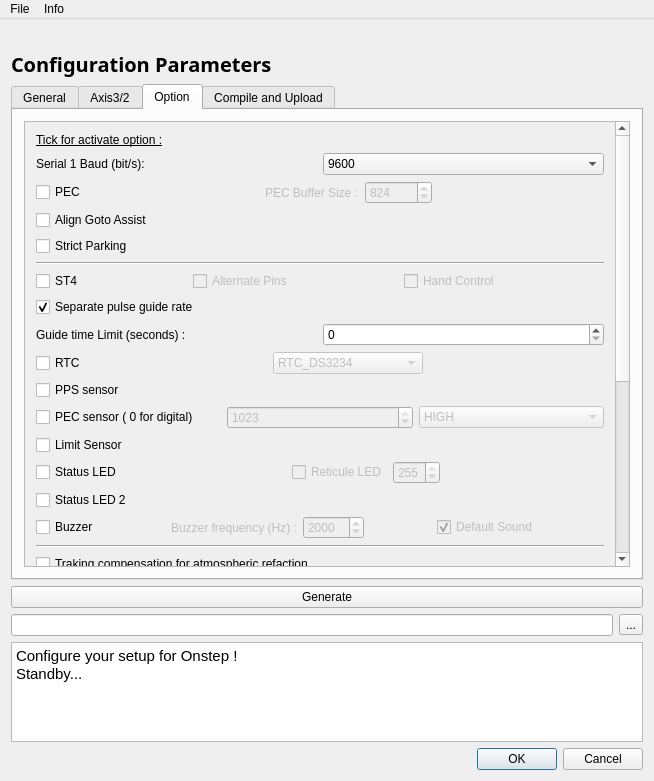
Old version of the form configurator.ui in the repository dragonlost/Onstep_Generator.
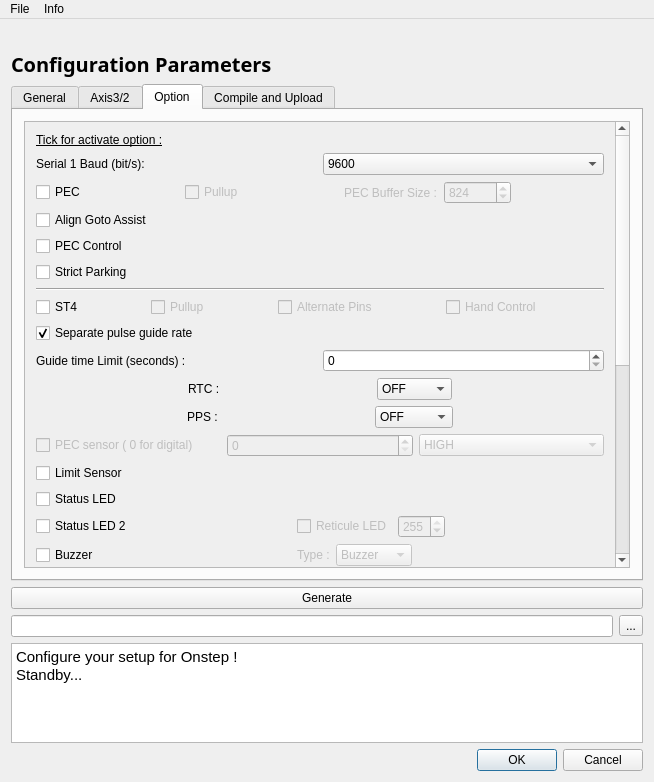
New version of the form. The open tabs and pages were chosen to show the change. Icons and pictures are not drawn.

```diff
--- a/configurator.ui
+++ b/configurator.ui
@@ -7,7 +7,7 @@
     <x>0</x>
     <y>0</y>
     <width>654</width>
-    <height>781</height>
+    <height>782</height>
    </rect>
   </property>
   <property name="windowTitle">
@@ -1153,7 +1153,7 @@
                <x>0</x>
                <y>0</y>
                <width>596</width>
-               <height>857</height>
+               <height>923</height>
               </rect>
              </property>
              <layout class="QVBoxLayout" name="verticalLayout_3">
@@ -1289,6 +1289,29 @@
                   </property>
                  </widget>
                 </item>
+                <item>
+                 <spacer name="horizontalSpacer_20">
+                  <property name="orientation">
+                   <enum>Qt::Horizontal</enum>
+                  </property>
+                  <property name="sizeHint" stdset="0">
+                   <size>
+                    <width>40</width>
+                    <height>20</height>
+                   </size>
+                  </property>
+                 </spacer>
+                </item>
+                <item>
+                 <widget class="QCheckBox" name="pec_pul_checkBox">
+                  <property name="enabled">
+                   <bool>false</bool>
+                  </property>
+                  <property name="text">
+                   <string>Pullup</string>
+                  </property>
+                 </widget>
+                </item>
                 <item>
                  <spacer name="horizontalSpacer_3">
                   <property name="orientation">
@@ -1347,6 +1370,13 @@
                 </property>
                </widget>
               </item>
+              <item>
+               <widget class="QCheckBox" name="checkBox_2">
+                <property name="text">
+                 <string>PEC Control</string>
+                </property>
+               </widget>
+              </item>
               <item>
                <widget class="QCheckBox" name="strict_checkBox">
                 <property name="text">
@@ -1383,6 +1413,29 @@
                   </property>
                  </spacer>
                 </item>
+                <item>
+                 <widget class="QCheckBox" name="st4_pul_checkBox">
+                  <property name="enabled">
+                   <bool>false</bool>
+                  </property>
+                  <property name="text">
+                   <string>Pullup</string>
+                  </property>
+                 </widget>
+                </item>
+                <item>
+                 <spacer name="horizontalSpacer_21">
+                  <property name="orientation">
+                   <enum>Qt::Horizontal</enum>
+                  </property>
+                  <property name="sizeHint" stdset="0">
+                   <size>
+                    <width>40</width>
+                    <height>20</height>
+                   </size>
+                  </property>
+                 </spacer>
+                </item>
                 <item>
                  <widget class="QCheckBox" name="alternative_st4_checkBox">
                   <property name="enabled">
@@ -1461,13 +1514,6 @@
               </item>
               <item>
                <layout class="QHBoxLayout" name="horizontalLayout_9">
-                <item>
-                 <widget class="QCheckBox" name="rtc_checkBox">
-                  <property name="text">
-                   <string>RTC</string>
-                  </property>
-                 </widget>
-                </item>
                 <item>
                  <spacer name="horizontalSpacer_6">
                   <property name="orientation">
@@ -1482,19 +1528,35 @@
                  </spacer>
                 </item>
                 <item>
-                 <widget class="QComboBox" name="rtc_time_comboBox">
-                  <property name="enabled">
-                   <bool>false</bool>
+                 <widget class="QLabel" name="label_44">
+                  <property name="text">
+                   <string>RTC :</string>
                   </property>
-                  <property name="minimumSize">
+                 </widget>
+                </item>
+                <item>
+                 <spacer name="horizontalSpacer_16">
+                  <property name="orientation">
+                   <enum>Qt::Horizontal</enum>
+                  </property>
+                  <property name="sizeHint" stdset="0">
                    <size>
-                    <width>150</width>
-                    <height>0</height>
+                    <width>40</width>
+                    <height>20</height>
                    </size>
                   </property>
+                 </spacer>
+                </item>
+                <item>
+                 <widget class="QComboBox" name="rtc_combo">
                   <item>
                    <property name="text">
-                    <string>RTC_DS3234</string>
+                    <string>OFF</string>
+                   </property>
+                  </item>
+                  <item>
+                   <property name="text">
+                    <string>DS3234</string>
                    </property>
                   </item>
                  </widget>
@@ -1515,16 +1577,81 @@
                </layout>
               </item>
               <item>
-               <widget class="QCheckBox" name="pps_checkBox">
-                <property name="text">
-                 <string>PPS sensor</string>
-                </property>
-               </widget>
+               <layout class="QHBoxLayout" name="horizontalLayout_22">
+                <item>
+                 <spacer name="horizontalSpacer_18">
+                  <property name="orientation">
+                   <enum>Qt::Horizontal</enum>
+                  </property>
+                  <property name="sizeHint" stdset="0">
+                   <size>
+                    <width>40</width>
+                    <height>20</height>
+                   </size>
+                  </property>
+                 </spacer>
+                </item>
+                <item>
+                 <widget class="QLabel" name="label_46">
+                  <property name="text">
+                   <string>PPS :</string>
+                  </property>
+                 </widget>
+                </item>
+                <item>
+                 <spacer name="horizontalSpacer_17">
+                  <property name="orientation">
+                   <enum>Qt::Horizontal</enum>
+                  </property>
+                  <property name="sizeHint" stdset="0">
+                   <size>
+                    <width>40</width>
+                    <height>20</height>
+                   </size>
+                  </property>
+                 </spacer>
+                </item>
+                <item>
+                 <widget class="QComboBox" name="pps_combo">
+                  <item>
+                   <property name="text">
+                    <string>OFF</string>
+                   </property>
+                  </item>
+                  <item>
+                   <property name="text">
+                    <string>ON</string>
+                   </property>
+                  </item>
+                  <item>
+                   <property name="text">
+                    <string>PULLUP</string>
+                   </property>
+                  </item>
+                 </widget>
+                </item>
+                <item>
+                 <spacer name="horizontalSpacer_19">
+                  <property name="orientation">
+                   <enum>Qt::Horizontal</enum>
+                  </property>
+                  <property name="sizeHint" stdset="0">
+                   <size>
+                    <width>40</width>
+                    <height>20</height>
+                   </size>
+                  </property>
+                 </spacer>
+                </item>
+               </layout>
               </item>
               <item>
                <layout class="QHBoxLayout" name="horizontalLayout_10">
                 <item>
                  <widget class="QCheckBox" name="pec_set_checkBox">
+                  <property name="enabled">
+                   <bool>false</bool>
+                  </property>
                   <property name="text">
                    <string>PEC sensor ( 0 for digital)</string>
                   </property>
@@ -1539,7 +1666,7 @@
                    <number>1023</number>
                   </property>
                   <property name="value">
-                   <number>1023</number>
+                   <number>0</number>
                   </property>
                  </widget>
                 </item>
@@ -1569,12 +1696,19 @@
                 </property>
                </widget>
               </item>
+              <item>
+               <widget class="QCheckBox" name="state_led_checkBox">
+                <property name="text">
+                 <string>Status LED</string>
+                </property>
+               </widget>
+              </item>
               <item>
                <layout class="QHBoxLayout" name="horizontalLayout_11">
                 <item>
-                 <widget class="QCheckBox" name="led_state_checkBox">
+                 <widget class="QCheckBox" name="state_led2_checkBox">
                   <property name="text">
-                   <string>Status LED</string>
+                   <string>Status LED 2</string>
                   </property>
                  </widget>
                 </item>
@@ -1629,13 +1763,6 @@
                 </item>
                </layout>
               </item>
-              <item>
-               <widget class="QCheckBox" name="state_led2_checkBox">
-                <property name="text">
-                 <string>Status LED 2</string>
-                </property>
-               </widget>
-              </item>
               <item>
                <layout class="QHBoxLayout" name="horizontalLayout_12">
                 <item>
@@ -1646,7 +1773,7 @@
                  </widget>
                 </item>
                 <item>
-                 <spacer name="horizontalSpacer_10">
+                 <spacer name="horizontalSpacer_12">
                   <property name="orientation">
                    <enum>Qt::Horizontal</enum>
                   </property>
@@ -1658,6 +1785,50 @@
                   </property>
                  </spacer>
                 </item>
+                <item>
+                 <widget class="QLabel" name="label_48">
+                  <property name="enabled">
+                   <bool>false</bool>
+                  </property>
+                  <property name="text">
+                   <string>Type :</string>
+                  </property>
+                 </widget>
+                </item>
+                <item>
+                 <widget class="QComboBox" name="buzzer_tpe_comboBox">
+                  <property name="enabled">
+                   <bool>false</bool>
+                  </property>
+                  <item>
+                   <property name="text">
+                    <string>Buzzer</string>
+                   </property>
+                  </item>
+                  <item>
+                   <property name="text">
+                    <string>Speaker</string>
+                   </property>
+                  </item>
+                 </widget>
+                </item>
+                <item>
+                 <spacer name="horizontalSpacer_11">
+                  <property name="orientation">
+                   <enum>Qt::Horizontal</enum>
+                  </property>
+                  <property name="sizeHint" stdset="0">
+                   <size>
+                    <width>40</width>
+                    <height>20</height>
+                   </size>
+                  </property>
+                 </spacer>
+                </item>
+               </layout>
+              </item>
+              <item>
+               <layout class="QHBoxLayout" name="horizontalLayout_23">
                 <item>
                  <widget class="QLabel" name="label_19">
                   <property name="enabled">
@@ -1682,7 +1853,7 @@
                  </widget>
                 </item>
                 <item>
-                 <spacer name="horizontalSpacer_11">
+                 <spacer name="horizontalSpacer_10">
                   <property name="orientation">
                    <enum>Qt::Horizontal</enum>
                   </property>
@@ -1708,7 +1879,7 @@
                  </widget>
                 </item>
                 <item>
-                 <spacer name="horizontalSpacer_12">
+                 <spacer name="horizontalSpacer_22">
                   <property name="orientation">
                    <enum>Qt::Horizontal</enum>
                   </property>
```
Left out of the diff: 847 changed lines with no effect on the pictures.
